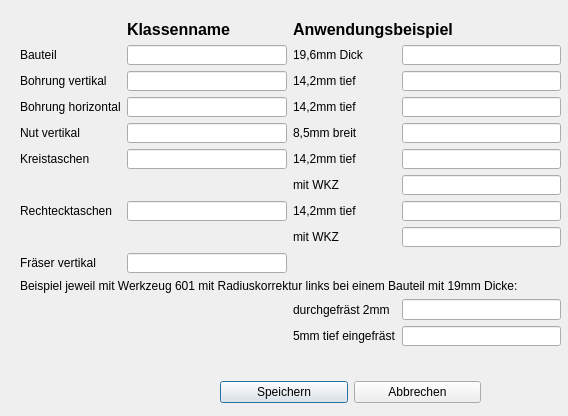
Qt form Dialoge/dialog_einstellung_dxf_klassen.ui (TischlerWilly/simson) before a commit.
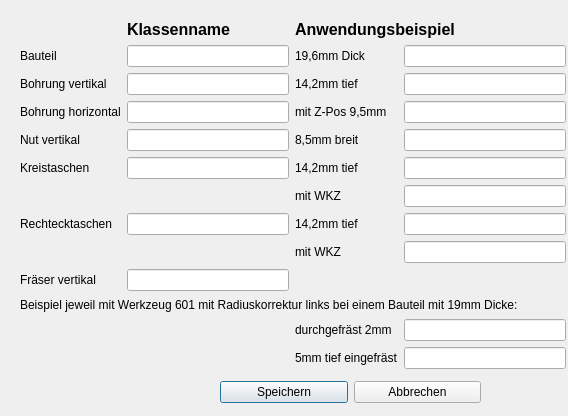
The same form after that commit.

Diff of the .ui file:
```diff
--- a/Dialoge/dialog_einstellung_dxf_klassen.ui
+++ b/Dialoge/dialog_einstellung_dxf_klassen.ui
@@ -18,15 +18,15 @@
     <rect>
      <x>20</x>
      <y>20</y>
-     <width>541</width>
-     <height>326</height>
+     <width>546</width>
+     <height>349</height>
     </rect>
    </property>
    <layout class="QGridLayout" name="gridLayout">
     <item row="3" column="2">
      <widget class="QLabel" name="label_17">
       <property name="text">
-       <string>14,2mm tief</string>
+       <string>mit Z-Pos 9,5mm</string>
       </property>
      </widget>
     </item>
@@ -104,7 +104,6 @@
       <property name="font">
        <font>
         <pointsize>12</pointsize>
-        <weight>75</weight>
         <bold>true</bold>
        </font>
       </property>
@@ -211,7 +210,6 @@
       <property name="font">
        <font>
         <pointsize>12</pointsize>
-        <weight>75</weight>
         <bold>true</bold>
        </font>
       </property>
```
